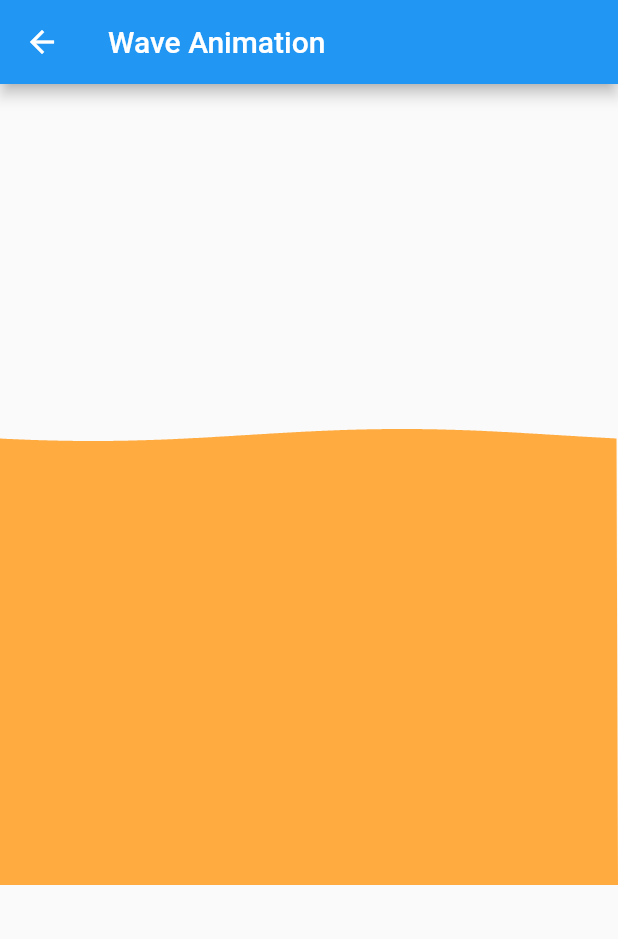
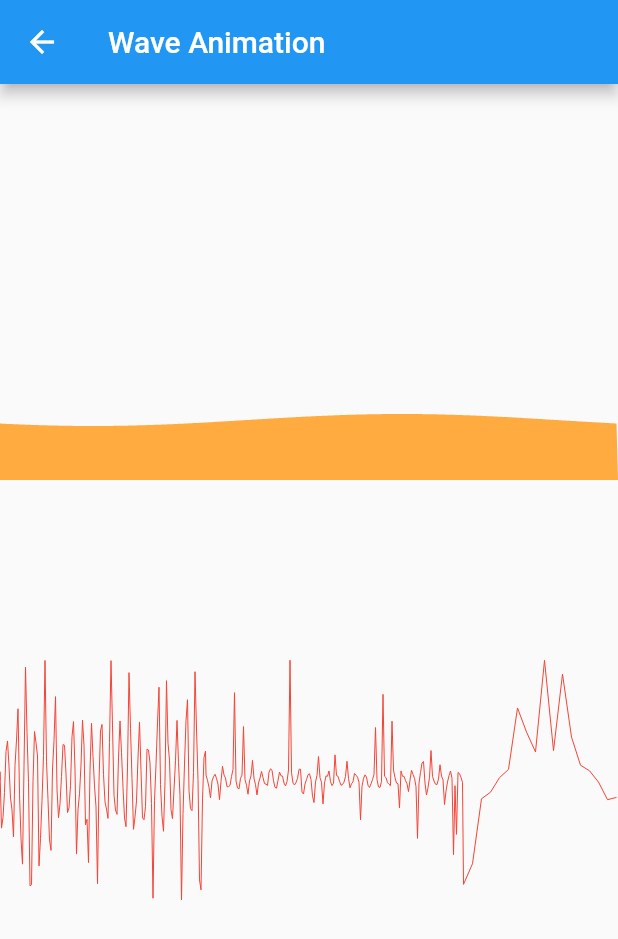
Before and after one commit to androideen/awesome_flutter_animation, a Flutter app: the screen it shows after launch, after a tap on "Wave", on a phone screen of 412 x 824 dp. Shown: the top 939 px of the screen. Run offline on Flutter 3.47's test engine with Material 2 defaults, Android fonts, the phone set to English and light mode, and no system bars; our stand-ins replace convex_bottom_bar, liquid_swipe, simple_animations, supercharged; missing offline and left inert: animated_widgets; network calls fail.

```diff
--- a/lib/screens/custom/screen_wave.dart
+++ b/lib/screens/custom/screen_wave.dart
@@ -20,9 +20,16 @@ class _WavePageState extends State<WavePage> {
           children: [
             WaveContainer(
                 width: double.infinity,
-                height: 300,
-                color: Colors.orangeAccent),
-
+                height: 40,
+                waveColor: Colors.orangeAccent),
+            SizedBox(
+              height: 200,
+            ),
+            RandomWaveContainer(
+                width: double.infinity,
+                height: 80,
+                waveColor: Colors.red,
+            duration: Duration(seconds: 100),),
           ],
         ),
       ),
@@ -34,14 +41,14 @@ class WaveContainer extends StatefulWidget {
   final Duration duration;
   final double height;
   final double width;
-  final Color color;
+  final Color waveColor;
 
   const WaveContainer({
     Key key,
     this.duration,
     @required this.height,
     @required this.width,
-    this.color,
+    this.waveColor,
   }) : super(key: key);
 
   @override
@@ -52,7 +59,7 @@ class _WaveContainerState extends State<WaveContainer>
     with TickerProviderStateMixin {
   AnimationController _animationController;
   Duration _duration;
-  Color _color;
+  Color _waveColor;
 
   @override
   void initState() {
@@ -60,7 +67,7 @@ class _WaveContainerState extends State<WaveContainer>
 
     _duration = widget.duration ?? const Duration(milliseconds: 1000);
     _animationController = AnimationController(vsync: this, duration: _duration);
-    _color = widget.color ?? Colors.orange;
+    _waveColor = widget.waveColor ?? Colors.lightBlueAccent;
 
     _animationController.repeat();
   }
@@ -75,7 +82,7 @@ class _WaveContainerState extends State<WaveContainer>
         builder: (BuildContext context, Widget child) {
           return CustomPaint(
             painter: WavePainter(
-                waveAnimation: _animationController, color: _color),
+                waveAnimation: _animationController, waveColor: _waveColor),
           );
         },
       ),
@@ -84,6 +91,7 @@ class _WaveContainerState extends State<WaveContainer>
 
   @override
   void dispose() {
+    _animationController?.stop();
     _animationController?.dispose();
     super.dispose();
   }
@@ -91,9 +99,9 @@ class _WaveContainerState extends State<WaveContainer>
 
 class WavePainter extends CustomPainter {
   Animation<double> waveAnimation;
-  Color color;
+  Color waveColor;
 
-  WavePainter({this.waveAnimation, this.color});
+  WavePainter({this.waveAnimation, this.waveColor});
 
   @override
   void paint(Canvas canvas, Size size) {
@@ -106,7 +114,7 @@ class WavePainter extends CustomPainter {
     path.lineTo(0.0, size.height);
     path.close();
 
-    Paint wavePaint = Paint()..color = color;
+    Paint wavePaint = Paint()..color = waveColor;
     canvas.drawPath(path, wavePaint);
   }
 
@@ -115,3 +123,111 @@ class WavePainter extends CustomPainter {
     return true;
   }
 }
+
+class RandomWaveContainer extends StatefulWidget {
+  final Duration duration;
+  final double height;
+  final double width;
+  final Color waveColor;
+
+  const RandomWaveContainer({
+    Key key,
+    this.duration,
+    @required this.height,
+    @required this.width,
+    this.waveColor,
+  }) : super(key: key);
+
+  @override
+  _RandomWaveContainerState createState() => _RandomWaveContainerState();
+}
+
+class _RandomWaveContainerState extends State<RandomWaveContainer>
+    with TickerProviderStateMixin {
+  AnimationController _animationController;
+  Duration _duration;
+  Color _waveColor;
+
+  @override
+  void initState() {
+    super.initState();
+
+    _duration = widget.duration ?? const Duration(seconds: 100);
+    _animationController = AnimationController(
+        vsync: this, duration: _duration, upperBound: pi * 2);
+    _waveColor = widget.waveColor ?? Colors.lightBlueAccent;
+
+    _animationController.repeat();
+  }
+
+  @override
+  Widget build(BuildContext context) {
+    return Container(
+      width: widget.width,
+      height: widget.height,
+      child: AnimatedBuilder(
+        animation: _animationController,
+        builder: (BuildContext context, Widget child) {
+          return CustomPaint(
+            painter: RandomWavePainter(
+                waveAnimation: _animationController, waveColor: _waveColor),
+          );
+        },
+      ),
+    );
+  }
+
+  @override
+  void dispose() {
+    _animationController?.stop();
+    _animationController?.dispose();
+    super.dispose();
+  }
+}
+
+class RandomWavePainter extends CustomPainter {
+  Animation<double> waveAnimation;
+  Color waveColor;
+
+  RandomWavePainter({this.waveAnimation, this.waveColor});
+
+  @override
+  void paint(Canvas canvas, Size size) {
+    Random r = Random();
+
+    Path path = Path();
+
+    for (double i = 0.0; i < size.width/3; i++) {
+      int rInt = r.nextInt(4) + 1;
+      path.lineTo(i, sin(i - waveAnimation.value) * size.height/rInt);
+      //path.lineTo(i, sin(i / 4 - waveAnimation.value) * size.height/rInt);
+    }
+    for (double i = size.width/3; i < size.width*3/4; i++) {
+      int rInt = r.nextInt(32) + 1;
+      path.lineTo(i, sin(i - waveAnimation.value) * size.height/rInt);
+      //path.lineTo(i, sin(i/8 - waveAnimation.value) * size.height/waveAnimation.value);
+    }
+    for (double i = size.width*3/4; i < size.width; i += 6) {
+      int rInt = r.nextInt(4) + 1;
+      path.lineTo(i, sin(i - waveAnimation.value) * size.height/rInt);
+      //path.lineTo(i, sin(i/8 - waveAnimation.value) * size.height/waveAnimation.value);
+    }
+    path.moveTo(size.width, size.height);
+    //path.lineTo(size.width, 0);
+    //path.lineTo(0.0, size.height);
+
+
+    path.close();
+
+    Paint paint = Paint()..color = waveColor;
+    paint.style = PaintingStyle.stroke;
+    canvas.drawPath(path, paint);
+
+
+  }
+
+  @override
+  bool shouldRepaint(CustomPainter oldDelegate) {
+    return true;
+  }
+}
--- a/lib/screens/screen_home.dart
+++ b/lib/screens/screen_home.dart
@@ -1,6 +1,7 @@
 import 'package:awesome/constants/app.dart';
 import 'package:awesome/screens/basic/screen_animation_page.dart';
 import 'package:awesome/screens/custom/screen_accordion.dart';
+import 'package:awesome/screens/custom/screen_flipcard.dart';
 import 'package:awesome/screens/custom/screen_rising_sun.dart';
 import 'package:awesome/screens/custom/screen_wave.dart';
 import 'package:awesome/screens/screen_animated_widgets.dart';
@@ -54,6 +55,8 @@ class _HomePageState extends State<HomePage> {
                         (context) => CityMorningPage()),
                 _customAnimationButton(
                     context, 'Wave', (context) => WavePage()),
+                _customAnimationButton(
+                    context, 'Flip', (context) => FlipCardPage()),
               ]),
               _page([
                 Header(text: '3rd-party Libraries'),
--- a/lib/widgets/widgets.dart
+++ b/lib/widgets/widgets.dart
@@ -1,6 +1,6 @@
 import 'package:awesome/constants/app.dart';
-import 'file:///J:/AndroidStudioProjects/awesome/lib/screens/basic/screen_animation_simple.dart';
-import 'file:///J:/AndroidStudioProjects/awesome/lib/screens/basic/screen_animation_tickerprovider.dart';
+import 'package:awesome/screens/basic/screen_animation_simple.dart';
+import 'package:awesome/screens/basic/screen_animation_tickerprovider.dart';
 import 'package:flutter/material.dart';
 import 'dart:math' as math;
 
```
Also changed, not shown: lib/screens/custom/screen_flipcard.dart (added, +106 -0 lines), pubspec.lock.
